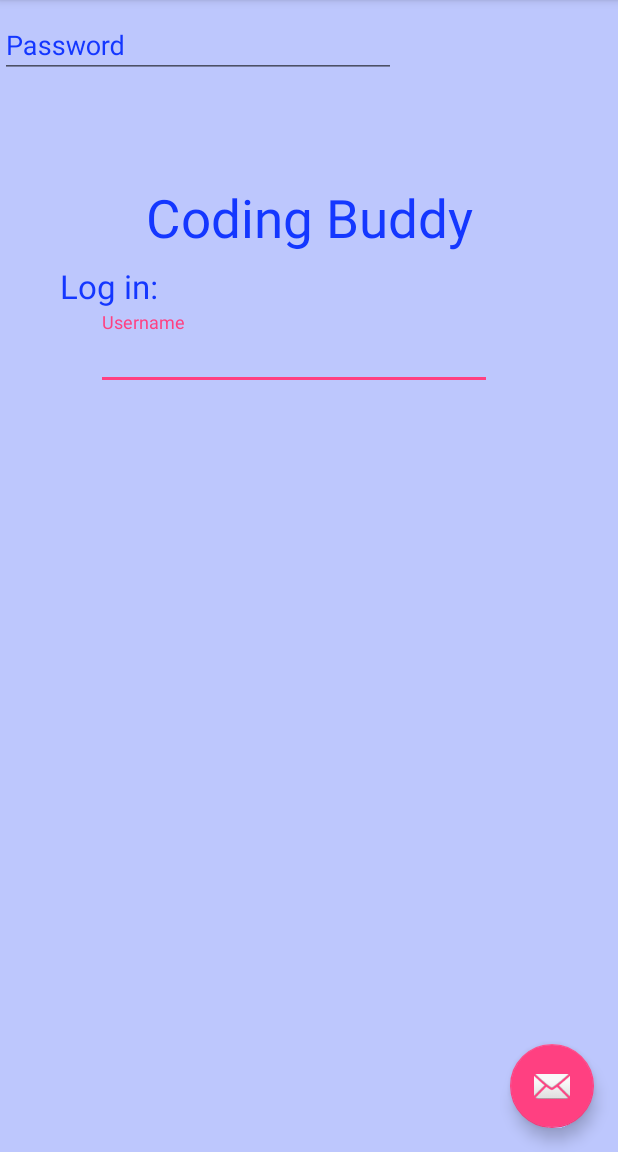
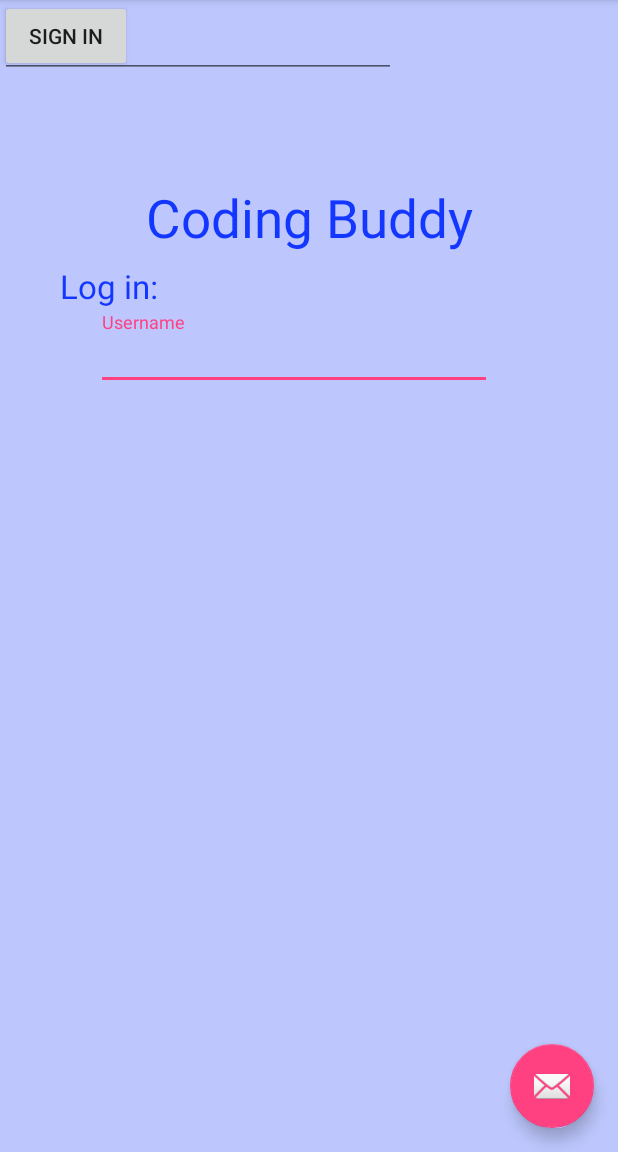
Before and after one commit to Daytona211/Project_Generic, an Android app: the screen it shows after launch (MainActivity), on a phone screen of 412 x 824 dp, the part 84-1236 px from its top. Run offline under Robolectric (Android 15) with nearby library versions, the light colour scheme and no system bars.

Commit message:
Added code for the buttons to switch activities

```diff
--- a/zachAttempt/app/src/main/java/com/example/daytona211/project_generic/MainActivity.java
+++ b/zachAttempt/app/src/main/java/com/example/daytona211/project_generic/MainActivity.java
@@ -1,5 +1,6 @@
 package com.example.daytona211.project_generic;
 
+import android.content.Intent;
 import android.os.Bundle;
 import android.support.design.widget.FloatingActionButton;
 import android.support.design.widget.Snackbar;
@@ -8,6 +9,7 @@ import android.support.v7.widget.Toolbar;
 import android.view.View;
 import android.view.Menu;
 import android.view.MenuItem;
+import android.widget.Button;
 
 public class MainActivity extends AppCompatActivity {
 
@@ -26,6 +28,16 @@ public class MainActivity extends AppCompatActivity {
                         .setAction("Action", null).show();
             }
         });
+
+        Button signInBtn = (Button)findViewById(R.id.btn_signin);
+        signInBtn.setOnClickListener(new View.OnClickListener(){
+            @Override
+            public void onClick(View v){
+                startActivity(new Intent(MainActivity.this, What_to_do.class));
+            }
+        }
+        );
+
     }
 
     @Override
--- a/zachAttempt/app/src/main/res/layout/activity_languages_activity.xml
+++ b/zachAttempt/app/src/main/res/layout/activity_languages_activity.xml
@@ -14,13 +14,15 @@
         <android.support.v7.widget.Toolbar
             android:id="@+id/toolbar"
             android:layout_width="match_parent"
-            android:layout_height="?attr/actionBarSize"
+            android:layout_height="wrap_content"
             android:background="?attr/colorPrimary"
             app:popupTheme="@style/AppTheme.PopupOverlay" />
 
     </android.support.design.widget.AppBarLayout>
 
-    <include layout="@layout/content_languages_activity" />
+    <include
+        layout="@layout/content_languages_activity"
+        android:layout_height="541dp" />
 
     <android.support.design.widget.FloatingActionButton
         android:id="@+id/fab"
--- a/zachAttempt/app/src/main/res/layout/content_main.xml
+++ b/zachAttempt/app/src/main/res/layout/content_main.xml
@@ -84,4 +84,12 @@
             android:textColorHint="#1437ff" />
     </android.support.design.widget.TextInputLayout>
 
+    <Button
+        android:id="@+id/btn_signin"
+        android:layout_width="wrap_content"
+        android:layout_height="wrap_content"
+        android:text="Sign In"
+        tools:layout_editor_absoluteX="127dp"
+        tools:layout_editor_absoluteY="333dp" />
+
 </android.support.constraint.ConstraintLayout>
```
Also changed, not shown: zachAttempt/app/src/main/java/com/example/daytona211/project_generic/What_to_do.java (+22 -0 lines), zachAttempt/app/src/main/java/com/example/daytona211/project_generic/languages_activity.java (+22 -0 lines).
